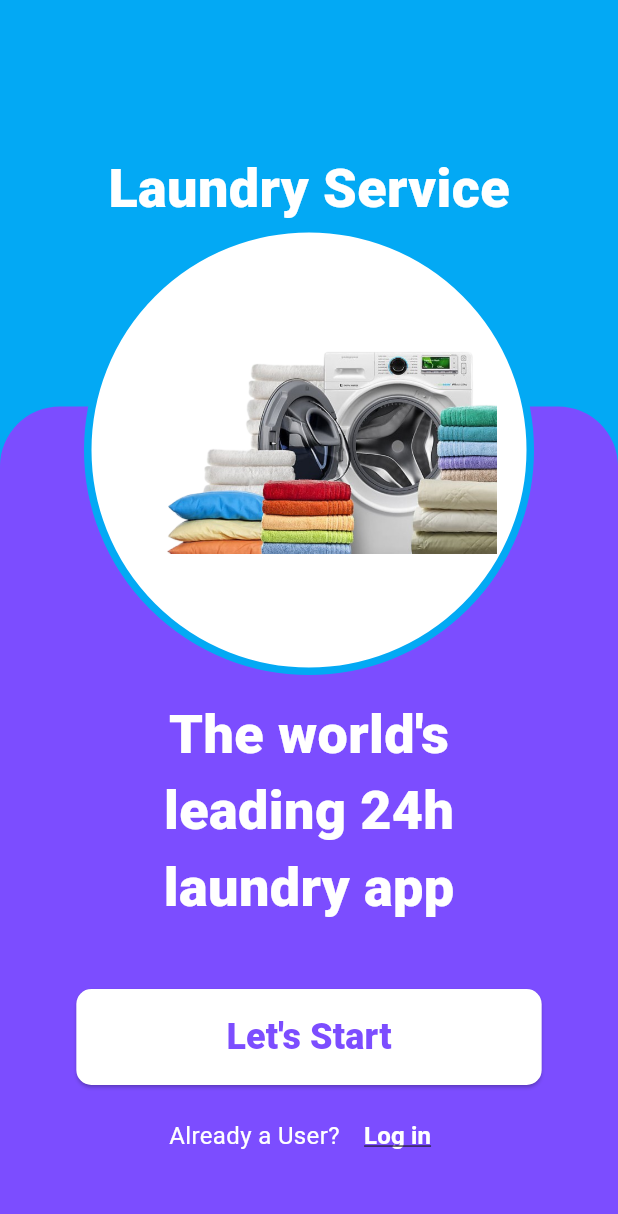
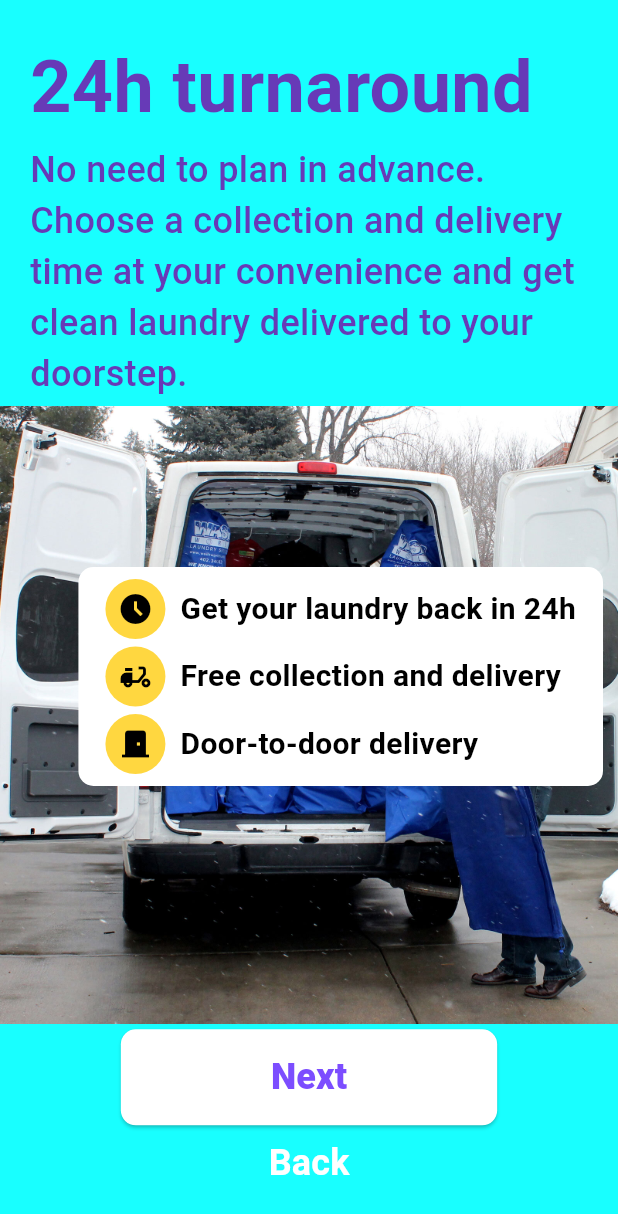
Before and after one commit to EngFaizan/Laundry-Service, a Flutter app: the screen it shows after launch, after a tap on "Let's Start", on a phone screen of 412 x 824 dp. Shown: the top 1214 px of the screen. Run offline on Flutter 3.47's test engine with Material 3 defaults, Android fonts, the light colour scheme and no system bars.

Commit message:
Created an info page for turnarounds in the laundry service.

```diff
--- /dev/null
+++ b/laundry_service/lib/Info_Turnaround.dart
@@ -0,0 +1,195 @@
+import 'package:flutter/material.dart';
+
+class infoTurnaround extends StatefulWidget {
+  @override
+  State<StatefulWidget> createState() => InfoTurnaroundState();
+}
+
+class InfoTurnaroundState extends State<infoTurnaround> {
+  @override
+  Widget build(BuildContext context) {
+    return Scaffold(
+      body: Container(
+        height: double.infinity,
+        width: double.infinity,
+        color: Colors.cyanAccent,
+        child: Stack(
+          children: [
+            Column(
+              mainAxisAlignment: MainAxisAlignment.spaceBetween,
+              crossAxisAlignment: CrossAxisAlignment.start,
+              children: [
+                const SizedBox(height: 20),
+                const Padding(
+                  padding: EdgeInsets.symmetric(horizontal: 20),
+                  child: Text(
+                    '24h turnaround',
+                    style: TextStyle(
+                      color: Colors.deepPurple,
+                      fontSize: 48,
+                      fontWeight: FontWeight.bold,
+                    ),
+                  ),
+                ),
+                const Padding(
+                  padding: EdgeInsets.symmetric(horizontal: 20),
+                  child: Text(
+                    'No need to plan in advance. Choose a collection and delivery time at your convenience and get clean laundry delivered to your doorstep.',
+                    style: TextStyle(
+                      color: Colors.deepPurple,
+                      fontSize: 24,
+                      fontWeight: FontWeight.w500,
+                    ),
+                  ),
+                ),
+                Image.asset('assets/images/delivery.jpg'),
+                SizedBox(
+                  width: double.infinity,
+                  child: Column(
+                    crossAxisAlignment: CrossAxisAlignment.center,
+                    children: [
+                      ElevatedButton(
+                        onPressed: () {},
+                        style: ElevatedButton.styleFrom(
+                          backgroundColor: Colors.white,
+                          padding: const EdgeInsets.symmetric(
+                              horizontal: 100, vertical: 15),
+                          shape: RoundedRectangleBorder(
+                            borderRadius: BorderRadius.circular(10),
+                          ),
+                        ),
+                        child: const Text(
+                          "Next",
+                          style: TextStyle(
+                            color: Colors.deepPurpleAccent,
+                            fontSize: 24,
+                            fontWeight: FontWeight.w900,
+                          ),
+                        ),
+                      ),
+                      TextButton(
+                        onPressed: () {
+                          Navigator.pop(context);
+                        },
+                        child: const Text(
+                          'Back',
+                          style: TextStyle(
+                            color: Colors.white,
+                            fontSize: 24,
+                            fontWeight: FontWeight.bold,
+                          ),
+                        ),
+                      ),
+                    ],
+                  ),
+                ),
+                const SizedBox(height: 20),
+              ],
+            ),
+            Positioned(
+              bottom: 300,
+              right: 10,
+              child: Container(
+                decoration: BoxDecoration(
+                  color: Colors.white,
+                  borderRadius: BorderRadius.circular(10)
+                ),
+                padding: const EdgeInsets.all(8.0),
+                child: Column(
+                  crossAxisAlignment: CrossAxisAlignment.start,
+                  children: [
+                    Row(
+                      children: [
+                        const SizedBox(width: 10),
+                        Container(
+                          width: 40,
+                          height: 40,
+                          decoration: const BoxDecoration(
+                            color: Colors.amberAccent,
+                            shape: BoxShape.circle,
+                          ),
+                          child: const Icon(
+                            Icons.access_time_filled_outlined,
+                            color: Colors.black,
+                            size: 24,
+                          ),
+                        ),
+                        const SizedBox(width: 10),
+                        const Text(
+                          'Get your laundry back in 24h',
+                          style: TextStyle(
+                            color: Colors.black,
+                            fontSize: 20,
+                            fontWeight: FontWeight.bold,
+                          ),
+                        ),
+                        const SizedBox(width: 10),
+                      ],
+                    ),
+                    const SizedBox(height: 5,),
+                    Row(
+                      children: [
+                        const SizedBox(width: 10),
+                        Container(
+                          width: 40,
+                          height: 40,
+                          decoration: const BoxDecoration(
+                            color: Colors.amberAccent,
+                            shape: BoxShape.circle,
+                          ),
+                          child: const Icon(
+                            Icons.delivery_dining,
+                            color: Colors.black,
+                            size: 24,
+                          ),
+                        ),
+                        const SizedBox(width: 10),
+                        const Text(
+                          'Free collection and delivery',
+                          style: TextStyle(
+                            color: Colors.black,
+                            fontSize: 20,
+                            fontWeight: FontWeight.bold,
+                          ),
+                        ),
+                        const SizedBox(width: 10),
+                      ],
+                    ),
+                    const SizedBox(height: 5,),
+                    Row(
+                      children: [
+                        const SizedBox(width: 10),
+                        Container(
+                          width: 40,
+                          height: 40,
+                          decoration: const BoxDecoration(
+                            color: Colors.amberAccent,
+                            shape: BoxShape.circle,
+                          ),
+                          child: const Icon(
+                            Icons.door_front_door,
+                            color: Colors.black,
+                            size: 24,
+                          ),
+                        ),
+                        const SizedBox(width: 10),
+                        const Text(
+                          'Door-to-door delivery',
+                          style: TextStyle(
+                            color: Colors.black,
+                            fontSize: 20,
+                            fontWeight: FontWeight.bold,
+                          ),
+                        ),
+                      ],
+                    ),
+                  ],
+                ),
+              ),
+            ),
+          ],
+        ),
+      ),
+    );
+  }
+}
--- a/laundry_service/lib/startpage.dart
+++ b/laundry_service/lib/startpage.dart
@@ -1,4 +1,5 @@
 import 'package:flutter/material.dart';
+import 'package:laundry_service/Info_Turnaround.dart';
 
 class StartPage extends StatelessWidget {
   const StartPage({super.key});
@@ -72,7 +73,11 @@ class StartPage extends StatelessWidget {
                           Column(
                             children: [
                               ElevatedButton(
-                                onPressed: () {},
+                                onPressed: () {
+                                  Navigator.push(context,
+                                    MaterialPageRoute(builder: (context) => infoTurnaround())
+                                  );
+                                },
                                 style: ElevatedButton.styleFrom(
                                   backgroundColor: Colors.white,
                                   padding: const EdgeInsets.symmetric(
@@ -110,7 +115,6 @@ class StartPage extends StatelessWidget {
                                         color: Colors.white,
                                         fontSize: 16,
                                         fontWeight: FontWeight.bold,
-                                        decoration: TextDecoration.underline,
                                       ),
                                     ),
                                   ),
```
Also changed, not shown: laundry_service/assets/images/delivery.jpg (added).
